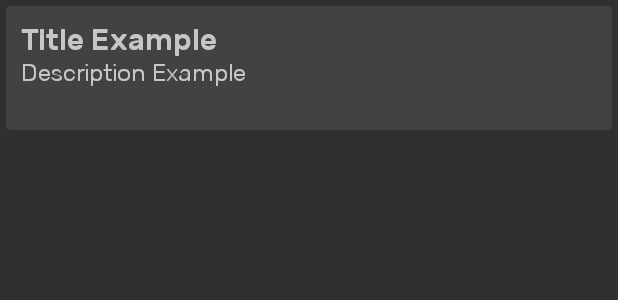
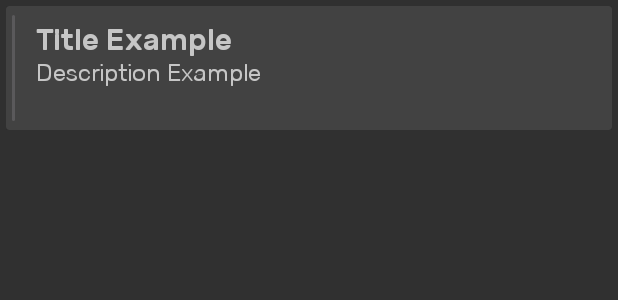
Before and after one commit to avshapovalov/Diplom2, an Android app: the layout note_list_view.xml on its own in the app's theme, with its tools: preview values and no code run, on a phone screen of 412 x 824 dp. Shown: the top 300 px of the screen. Run offline under Robolectric (Android 15) with nearby library versions, the phone set to English and light mode, and no system bars.

Commit message:
Небольшие правки 1.0.12. Настроена подсветка по приоритетам и исправлен метод onRestart;

```diff
--- a/app/src/main/java/com/andrognito/notesfordiplom/SettingsActivity.java
+++ b/app/src/main/java/com/andrognito/notesfordiplom/SettingsActivity.java
@@ -1,5 +1,6 @@
 package com.andrognito.notesfordiplom;
 
+import android.content.Intent;
 import android.support.v7.app.AppCompatActivity;
 import android.os.Bundle;
 import android.support.v7.widget.Toolbar;
@@ -28,7 +29,8 @@ public class SettingsActivity extends AppCompatActivity {
     public boolean onOptionsItemSelected(MenuItem item) {
         switch (item.getItemId()) {
             case android.R.id.home:
-                this.finish();
+                Intent notesIntent = new Intent(SettingsActivity.this, Notes.class);
+                startActivity(notesIntent);
                 return true;
             default:
                 return super.onOptionsItemSelected(item);
--- a/app/src/main/res/layout/note_list_view.xml
+++ b/app/src/main/res/layout/note_list_view.xml
@@ -1,57 +1,71 @@
 <LinearLayout xmlns:android="http://schemas.android.com/apk/res/android"
+    xmlns:app="http://schemas.android.com/apk/res-auto"
+    xmlns:tools="http://schemas.android.com/tools"
     android:layout_width="match_parent"
     android:layout_height="wrap_content"
-    xmlns:tools="http://schemas.android.com/tools"
+    android:descendantFocusability="blocksDescendants"
     android:orientation="vertical"
-    android:descendantFocusability="blocksDescendants"
     android:padding="4dp">
 
     <android.support.v7.widget.CardView
         android:layout_width="match_parent"
         android:layout_height="wrap_content"
-        android:orientation="vertical"
         android:layout_weight="1"
-        >
+        android:orientation="vertical">
+
+        <LinearLayout
+            android:layout_width="match_parent"
+            android:layout_height="match_parent"
+            android:orientation="horizontal">
+
+            <LinearLayout
+                android:layout_width="wrap_content"
+                android:layout_height="match_parent">
+
+                <ImageButton
+                    android:id="@+id/priorityLevel"
+                    android:layout_width="10dp"
+                    android:layout_height="match_parent" />
+            </LinearLayout>
 
             <LinearLayout
                 android:id="@+id/cardviewLayout"
                 android:layout_width="match_parent"
                 android:layout_height="wrap_content"
                 android:layout_gravity="center"
-            android:padding="10dp"
-            android:orientation="vertical">
+                android:orientation="vertical"
+                android:padding="10dp">
 
                 <TextView
                     android:id="@+id/noteTitle"
                     android:layout_width="match_parent"
                     android:layout_height="wrap_content"
+                    android:ellipsize="end"
+                    android:fontFamily="@font/rubikmedium"
                     android:maxLines="1"
-                android:ellipsize="end"
+                    android:textSize="20dp"
                     android:typeface="sans"
-                android:textSize="20dp"
-                android:fontFamily="@font/rubikmedium"
-                tools:text="@string/titleExample"/>
+                    tools:text="@string/titleExample" />
 
                 <TextView
                     android:id="@+id/noteDescription"
                     android:layout_width="match_parent"
                     android:layout_height="wrap_content"
                     android:ellipsize="end"
+                    android:fontFamily="@font/rubiklight"
                     android:maxLines="3"
                     android:textSize="16dp"
-                android:fontFamily="@font/rubiklight"
-                tools:text="@string/descriptionExample"
-                />
+                    tools:text="@string/descriptionExample" />
 
                 <TextView
                     android:id="@+id/noteDeadlineView"
                     android:layout_width="match_parent"
                     android:layout_height="wrap_content"
+                    android:layout_gravity="right"
                     android:ellipsize="end"
-                android:layout_gravity="right"
-                android:textSize="16dp"
                     android:fontFamily="@font/rubiklight"
-                />
+                    android:textSize="16dp" />
+            </LinearLayout>
         </LinearLayout>
     </android.support.v7.widget.CardView>
 </LinearLayout>
--- a/app/src/main/res/values/colors.xml
+++ b/app/src/main/res/values/colors.xml
@@ -3,4 +3,7 @@
     <color name="colorPrimary">#3F51B5</color>
     <color name="colorPrimaryDark">#303F9F</color>
     <color name="colorAccent">#FF4081</color>
+    <color name="colorRed">#E53935</color>
+    <color name="colorOrange">#ED7500</color>
+    <color name="colorGreen">#258E04</color>
 </resources>
```
Also changed, not shown: app/src/main/java/com/andrognito/notesfordiplom/NoteRepository.java (+27 -2 lines), app/src/main/java/com/andrognito/notesfordiplom/Notes.java (+11 -12 lines), app/src/main/java/com/andrognito/notesfordiplom/NotesAdapter.java (+48 -15 lines), 431 other files. Lines whose indentation alone changed are shown as unchanged.
